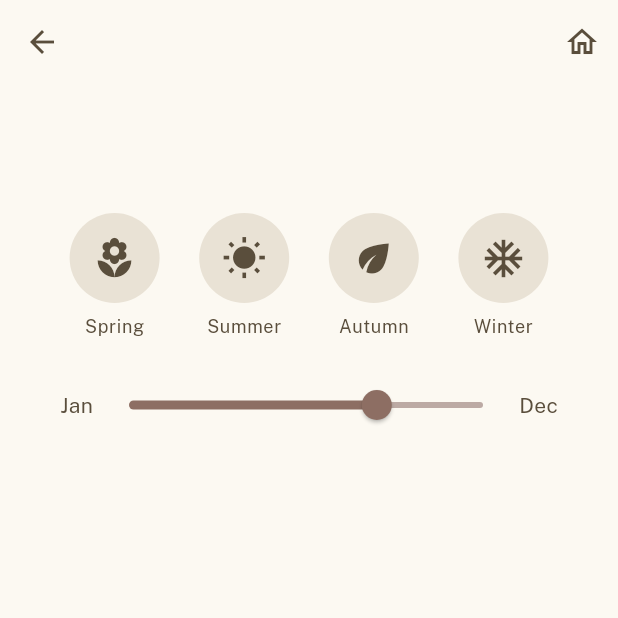
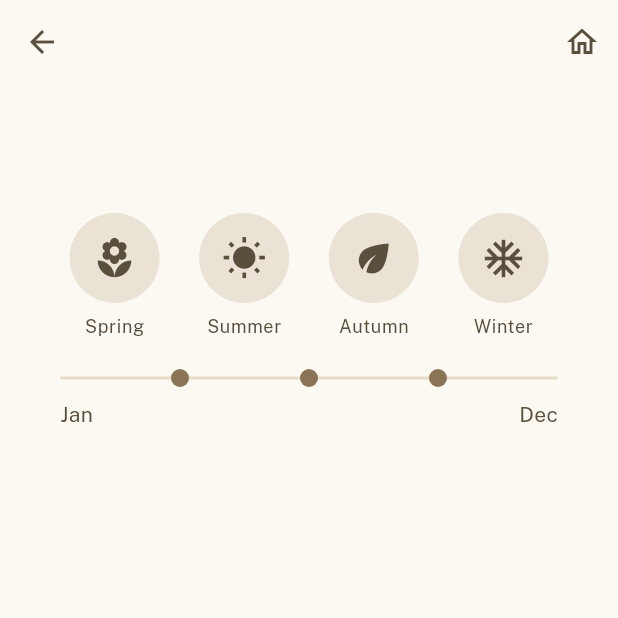
Before and after one commit to Simphiwe-Khumo-Yende/gaiosophy, a Flutter app: the PlantHarvestingScreen screen opened directly with empty values, on a phone screen of 412 x 824 dp, the top half of it. Run offline on Flutter 3.47's test engine with Material 3 defaults, Android fonts, the phone set to English and light mode, and no system bars; our stand-ins replace cached_network_image, cloud_firestore, connectivity_plus, firebase_auth, firebase_core, firebase_storage and 10 more; accounts and stored records are empty; network calls fail.

Commit message:
timeline Ui changes

```diff
--- a/lib/data/models/content.dart
+++ b/lib/data/models/content.dart
@@ -73,6 +73,7 @@ class Content with _$Content {
     String? audioId,
     String? templateType,
     String? status,
+    String? subtitle,
     // Recipe-specific fields
     String? prepTime,
     String? infusionTime,
--- a/lib/presentation/screens/plant_harvesting_screen.dart
+++ b/lib/presentation/screens/plant_harvesting_screen.dart
@@ -74,21 +74,96 @@ class PlantHarvestingScreen extends StatelessWidget {
               const SizedBox(height: 20),
 
               // Timeline
+// Replace the Timeline section with this:
+
+// Timeline
               Container(
                 margin: const EdgeInsets.symmetric(horizontal: 20),
-                child: Row(
-                  mainAxisAlignment: MainAxisAlignment.spaceBetween,
+                child: Column(
                   children: [
-                    Text('Jan', style: Theme.of(context).textTheme.bodyMedium?.copyWith(color: textColor)),
-                    Expanded(
-                      child: Slider(
-                        value: 0.7,
-                        onChanged: (value) {},
-                        activeColor: Colors.brown[400],
-                        inactiveColor: Colors.brown[200],
-                      ),
+                    Stack(
+                      alignment: Alignment.center,
+                      children: [
+                        // Background line
+                        Container(
+                          height: 2,
+                          decoration: BoxDecoration(
+                            color: const Color(0xFFE8DCC6), // Light beige color for the line
+                            borderRadius: BorderRadius.circular(1),
+                          ),
+                        ),
+                        // Dots positioned on the line
+                        Row(
+                          mainAxisAlignment: MainAxisAlignment.spaceBetween,
+                          children: [
+                            // Spring dot (around March)
+                            Expanded(
+                              flex: 3,
+                              child: Container(),
+                            ),
+                            Container(
+                              width: 12,
+                              height: 12,
+                              decoration: BoxDecoration(
+                                color: const Color(0xFF8B7355), // Brown color for dots
+                                shape: BoxShape.circle,
+                              ),
+                            ),
+                            // Summer dot (around June)
+                            Expanded(
+                              flex: 3,
+                              child: Container(),
+                            ),
+                            Container(
+                              width: 12,
+                              height: 12,
+                              decoration: BoxDecoration(
+                                color: const Color(0xFF8B7355),
+                                shape: BoxShape.circle,
+                              ),
+                            ),
+                            // Autumn dot (around September)
+                            Expanded(
+                              flex: 3,
+                              child: Container(),
+                            ),
+                            Container(
+                              width: 12,
+                              height: 12,
+                              decoration: BoxDecoration(
+                                color: const Color(0xFF8B7355),
+                                shape: BoxShape.circle,
+                              ),
+                            ),
+                            Expanded(
+                              flex: 3,
+                              child: Container(),
+                            ),
+                          ],
+                        ),
+                      ],
                     ),
-                    Text('Dec', style: Theme.of(context).textTheme.bodyMedium?.copyWith(color: textColor)),
+                    const SizedBox(height: 8),
+                    // Month labels
+                    Row(
+                      mainAxisAlignment: MainAxisAlignment.spaceBetween,
+                      children: [
+                        Text(
+                          'Jan',
+                          style: Theme.of(context).textTheme.bodyMedium?.copyWith(
+                            color: textColor,
+                            fontSize: 14,
+                          ),
+                        ),
+                        Text(
+                          'Dec',
+                          style: Theme.of(context).textTheme.bodyMedium?.copyWith(
+                            color: textColor,
+                            fontSize: 14,
+                          ),
+                        ),
+                      ],
+                    ),
                   ],
                 ),
               ),
--- a/lib/presentation/widgets/content_section_horizontal.dart
+++ b/lib/presentation/widgets/content_section_horizontal.dart
@@ -16,7 +16,7 @@ class ContentSectionHorizontal extends StatelessWidget {
 
     // Dynamic height based on section type
     // Plant cards: 180px width * 1.43 aspect ratio (0.7 inverse) + ~60px for text = ~320px
-    final sectionHeight = isPlantSection ? 210.0 : 170.0;
+    final sectionHeight = isPlantSection ? 230.0 : 200.0;
 
     return Padding(
       padding: const EdgeInsets.symmetric(vertical: 16),
@@ -65,7 +65,7 @@ class ContentSectionHorizontal extends StatelessWidget {
                 return ContentCard(content: item);
               },
               separatorBuilder: (_, __) => SizedBox(
-                width: isPlantSection ? 20 : 12,
+                width: isPlantSection ? 30 : 12,
               ),
               itemCount: section.items.length,
             ),
```
Also changed, not shown: lib/presentation/screens/content_block_detail_screen.dart (+13 -11 lines), lib/presentation/screens/content_detail_screen.dart (+9 -9 lines), lib/presentation/screens/folk_medicine_screen.dart (+46 -45 lines), lib/presentation/widgets/content_card.dart (+44 -9 lines), lib/presentation/widgets/home_hero_header.dart (+28 -16 lines), lib/data/models/content.freezed.dart, lib/data/models/content.g.dart.
